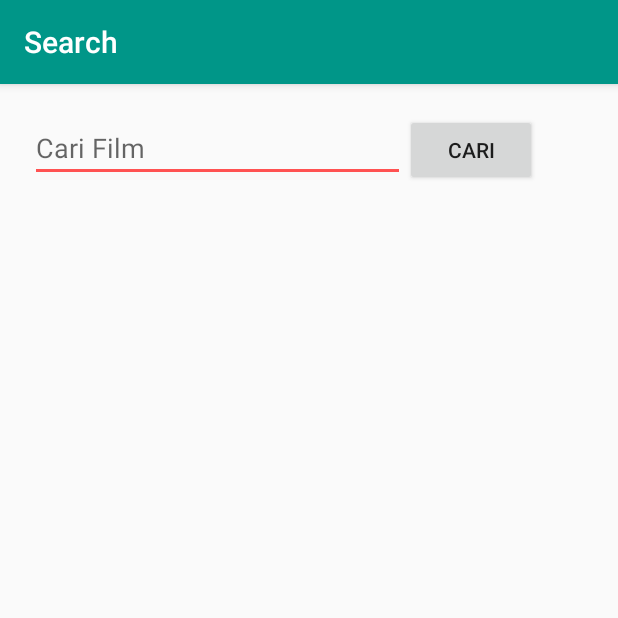
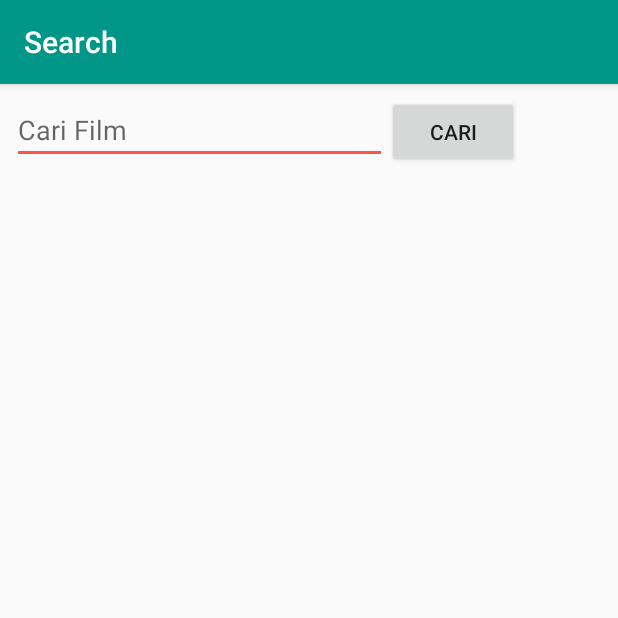
Before and after one commit to Yeputra/MovieFreaks, an Android app: the SearchActivity screen opened directly, with no data from a screen before it, on a phone screen of 412 x 824 dp, the top half of it. Run offline under Robolectric (Android 15) with nearby library versions, the phone set to English and light mode, and no system bars; pictures from the network do not load.

Commit message:
Fixed margin in Search activity

```diff
--- a/app/src/main/res/layout/activity_search.xml
+++ b/app/src/main/res/layout/activity_search.xml
@@ -11,7 +11,7 @@
         android:layout_width="match_parent"
         android:layout_height="wrap_content"
         android:orientation="horizontal"
-        android:layout_margin="20dp">
+        android:layout_margin="8dp">
 
         <EditText
             android:id="@+id/et_title"
@@ -31,8 +31,8 @@
         android:layout_gravity="center"
         android:layout_width="match_parent"
         android:layout_height="wrap_content"
-        android:layout_marginLeft="20dp"
-        android:layout_marginRight="20dp">
+        android:layout_marginLeft="8dp"
+        android:layout_marginRight="8dp">
 
     </android.support.v7.widget.RecyclerView>
 
```
